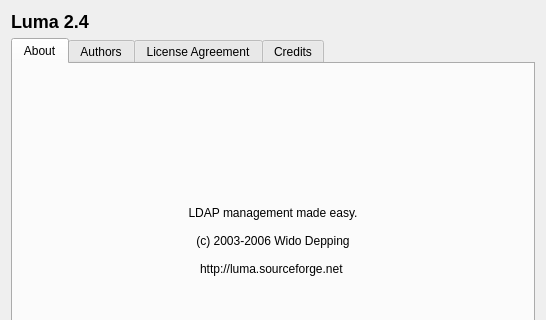
Before: the Qt Designer form luma/lib/luma/base/gui/AboutDialog.ui in einaru/luma, drawn with Qt 5; both pictures show x 0 to 546 and y 0 to 320 of the 546 by 459 pixel window.
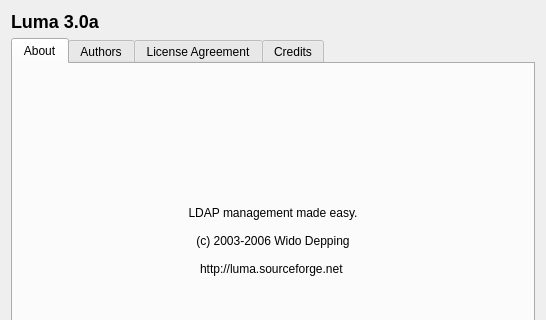
After: the same form once the commit is applied.

Commit message: Luma is entering 3.0 alpha - as our framework and browserplugin seems to support qt4 now.

The edit to the form file:
```diff
--- a/luma/lib/luma/base/gui/AboutDialog.ui
+++ b/luma/lib/luma/base/gui/AboutDialog.ui
@@ -31,7 +31,7 @@
       <enum>QFrame::Plain</enum>
      </property>
      <property name="text" >
-      <string comment="DO NOT TRANSLATE" >&lt;font size="+2">&lt;b>Luma 2.4&lt;/b>&lt;/font></string>
+      <string comment="DO NOT TRANSLATE" >&lt;font size="+2">&lt;b>Luma 3.0a&lt;/b>&lt;/font></string>
      </property>
      <property name="wordWrap" >
       <bool>false</bool>
```
The commit also changes 1 other file.
